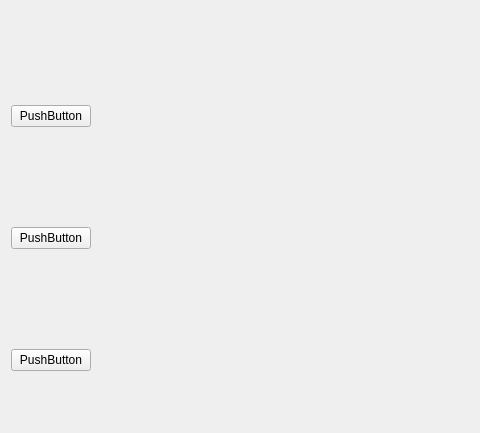
Old version of the form qtCode/ProAVV/aav_main_view.ui in the repository ProAAV/code; both pictures show x 0 to 480 and y 0 to 433 of the 800 by 600 pixel window.
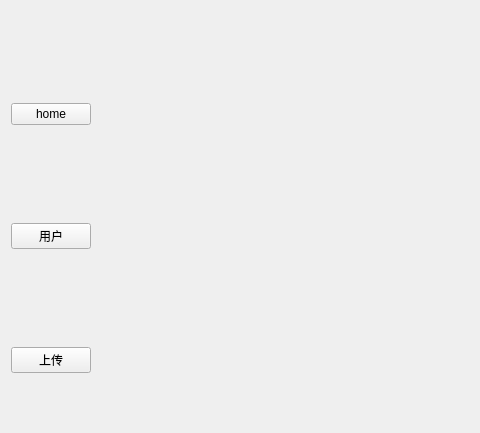
New version of the form.

Diff of the .ui file:
```diff
--- a/qtCode/ProAVV/aav_main_view.ui
+++ b/qtCode/ProAVV/aav_main_view.ui
@@ -21,21 +21,21 @@
        <item>
         <widget class="QPushButton" name="btn_video_list">
          <property name="text">
-          <string>PushButton</string>
+          <string>home</string>
          </property>
         </widget>
        </item>
        <item>
         <widget class="QPushButton" name="btn_usr_page">
          <property name="text">
-          <string>PushButton</string>
+          <string>用户</string>
          </property>
         </widget>
        </item>
        <item>
         <widget class="QPushButton" name="btn_upload">
          <property name="text">
-          <string>PushButton</string>
+          <string>上传</string>
          </property>
         </widget>
        </item>
```
